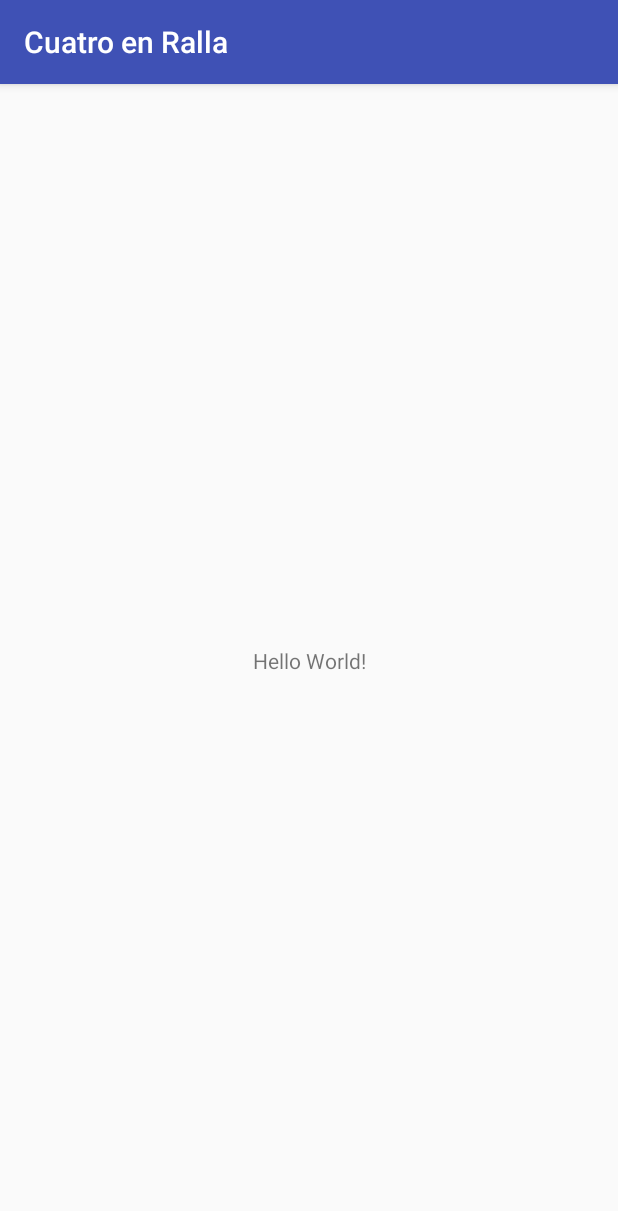
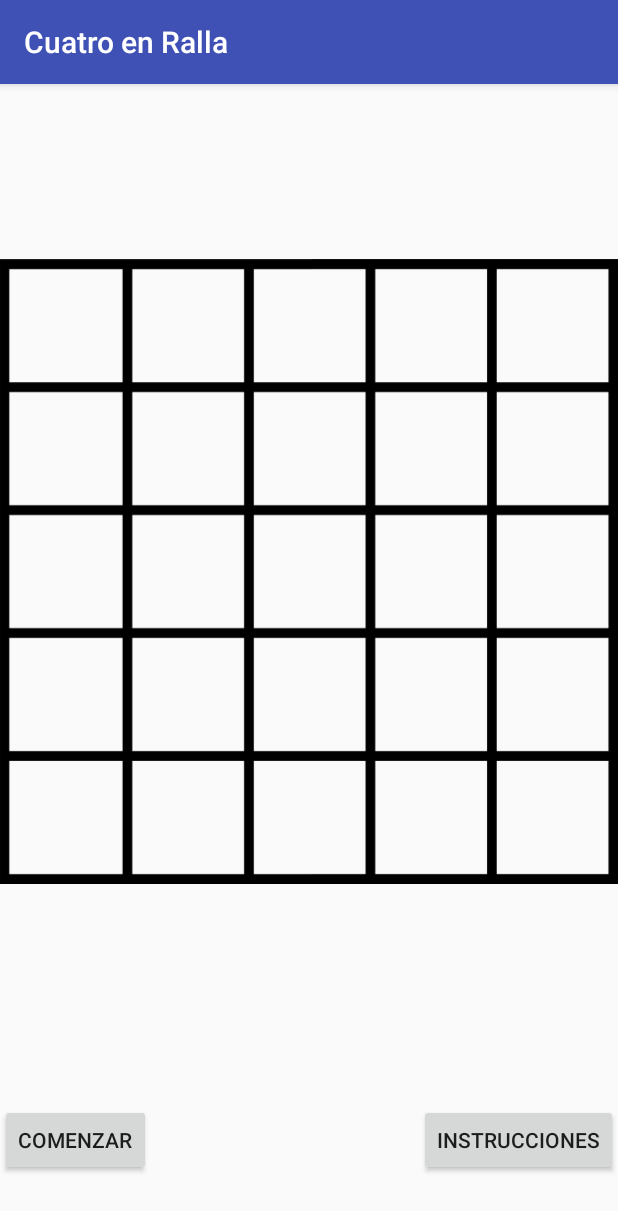
Before and after one commit to miguesan/cuatro_en_ralla, an Android app: the screen it shows after launch (MainActivity), on a phone screen of 412 x 824 dp. Shown: the top 1211 px of the screen. Run offline under Robolectric (Android 15) with nearby library versions, the phone set to English and light mode, and no system bars.

Commit message:
Add color, image and buttons

```diff
--- a/app/build.gradle
+++ b/app/build.gradle
@@ -30,4 +30,5 @@ dependencies {
     testImplementation 'junit:junit:4.12'
     androidTestImplementation 'com.android.support.test:runner:1.0.2'
     androidTestImplementation 'com.android.support.test.espresso:espresso-core:3.0.2'
+    implementation 'com.android.support:recyclerview-v7:28.0.0-alpha3'
 }
--- a/app/src/main/java/com/example/miguel/cuatroenralla/MainActivity.kt
+++ b/app/src/main/java/com/example/miguel/cuatroenralla/MainActivity.kt
@@ -9,4 +9,6 @@ class MainActivity : AppCompatActivity() {
         super.onCreate(savedInstanceState)
         setContentView(R.layout.activity_main)
     }
+
+
 }
--- a/app/src/main/res/layout/activity_main.xml
+++ b/app/src/main/res/layout/activity_main.xml
@@ -4,15 +4,35 @@
     xmlns:tools="http://schemas.android.com/tools"
     android:layout_width="match_parent"
     android:layout_height="match_parent"
-    tools:context=".MainActivity">
+    tools:context=".MainActivity"
+    tools:layout_editor_absoluteY="81dp">
 
-    <TextView
+    <ImageView
+        android:id="@+id/imageView2"
+        android:layout_width="wrap_content"
+        android:layout_height="0dp"
+        android:layout_marginBottom="30dp"
+        app:layout_constraintBottom_toTopOf="@+id/bComenzar"
+        app:layout_constraintStart_toStartOf="parent"
+        app:layout_constraintTop_toTopOf="parent"
+        app:srcCompat="@drawable/cuadrado" />
+
+    <Button
+        android:id="@+id/bComenzar"
         android:layout_width="wrap_content"
         android:layout_height="wrap_content"
-        android:text="Hello World!"
+        android:layout_marginBottom="40dp"
+        android:text="Comenzar"
         app:layout_constraintBottom_toBottomOf="parent"
-        app:layout_constraintLeft_toLeftOf="parent"
-        app:layout_constraintRight_toRightOf="parent"
-        app:layout_constraintTop_toTopOf="parent" />
+        app:layout_constraintStart_toStartOf="parent"
+        app:layout_constraintTop_toBottomOf="@+id/imageView2" />
 
+    <Button
+        android:id="@+id/bInstrucciones"
+        android:layout_width="wrap_content"
+        android:layout_height="wrap_content"
+        android:layout_marginBottom="40dp"
+        android:text="Instrucciones"
+        app:layout_constraintBottom_toBottomOf="parent"
+        app:layout_constraintEnd_toEndOf="parent" />
 </android.support.constraint.ConstraintLayout>
--- a/app/src/main/res/values/colors.xml
+++ b/app/src/main/res/values/colors.xml
@@ -3,4 +3,6 @@
     <color name="colorPrimary">#3F51B5</color>
     <color name="colorPrimaryDark">#303F9F</color>
     <color name="colorAccent">#FF4081</color>
+    <color name="blue">#4a40ff</color>
+    <color name="red">#fc0d00</color>
 </resources>
```
Also changed, not shown: app/src/main/res/drawable/cuadrado.png (added).
